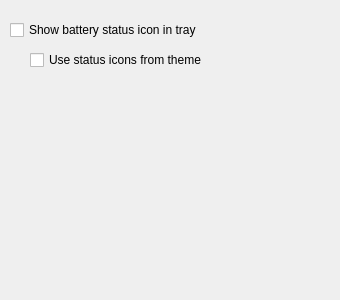
This is config/generalsettings.ui in lxqt/lxqt-powermanagement as Qt 5 draws it before an edit. The edited form follows.
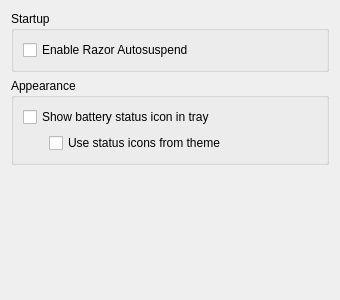
This is the edited form.

Commit message: Autosuspend: Add config option to start/stop

Diff of the .ui file:
```diff
--- a/config/generalsettings.ui
+++ b/config/generalsettings.ui
@@ -13,32 +13,76 @@
   <property name="windowTitle">
    <string>Dialog</string>
   </property>
-  <widget class="QCheckBox" name="showTrayIconCheckBox">
-   <property name="geometry">
-    <rect>
-     <x>10</x>
-     <y>20</y>
-     <width>280</width>
-     <height>20</height>
-    </rect>
-   </property>
-   <property name="text">
-    <string>Show battery status icon in tray</string>
-   </property>
-  </widget>
-  <widget class="QCheckBox" name="useThemeStatusIconsCheckBox">
-   <property name="geometry">
-    <rect>
-     <x>30</x>
-     <y>50</y>
-     <width>291</width>
-     <height>20</height>
-    </rect>
-   </property>
-   <property name="text">
-    <string>Use status icons from theme</string>
-   </property>
-  </widget>
+  <layout class="QVBoxLayout" name="verticalLayout_2">
+   <item>
+    <widget class="QGroupBox" name="startupGroupBox">
+     <property name="title">
+      <string>Startup</string>
+     </property>
+     <layout class="QVBoxLayout" name="verticalLayout">
+      <item>
+       <widget class="QCheckBox" name="startupCheckBox">
+        <property name="text">
+         <string>Enable Razor Autosuspend</string>
+        </property>
+       </widget>
+      </item>
+     </layout>
+    </widget>
+   </item>
+   <item>
+    <widget class="QGroupBox" name="appearanceGroupBox">
+     <property name="title">
+      <string>Appearance</string>
+     </property>
+     <layout class="QGridLayout" name="gridLayout">
+      <item row="1" column="1">
+       <widget class="QCheckBox" name="useThemeStatusIconsCheckBox">
+        <property name="text">
+         <string>Use status icons from theme</string>
+        </property>
+       </widget>
+      </item>
+      <item row="1" column="0">
+       <spacer name="horizontalSpacer">
+        <property name="orientation">
+         <enum>Qt::Horizontal</enum>
+        </property>
+        <property name="sizeType">
+         <enum>QSizePolicy::Fixed</enum>
+        </property>
+        <property name="sizeHint" stdset="0">
+         <size>
+          <width>20</width>
+          <height>20</height>
+         </size>
+        </property>
+       </spacer>
+      </item>
+      <item row="0" column="0" colspan="2">
+       <widget class="QCheckBox" name="showTrayIconCheckBox">
+        <property name="text">
+         <string>Show battery status icon in tray</string>
+        </property>
+       </widget>
+      </item>
+     </layout>
+    </widget>
+   </item>
+   <item>
+    <spacer name="verticalSpacer">
+     <property name="orientation">
+      <enum>Qt::Vertical</enum>
+     </property>
+     <property name="sizeHint" stdset="0">
+      <size>
+       <width>20</width>
+       <height>40</height>
+      </size>
+     </property>
+    </spacer>
+   </item>
+  </layout>
  </widget>
  <resources/>
  <connections/>
```
The commit also changes 3 other files.
